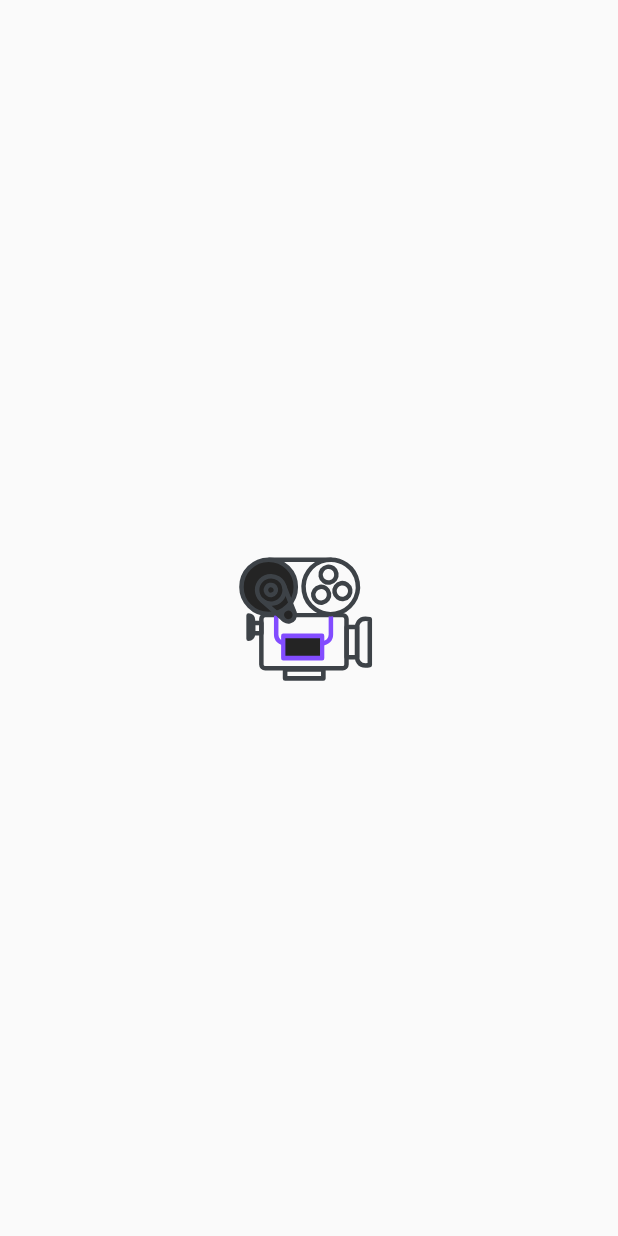
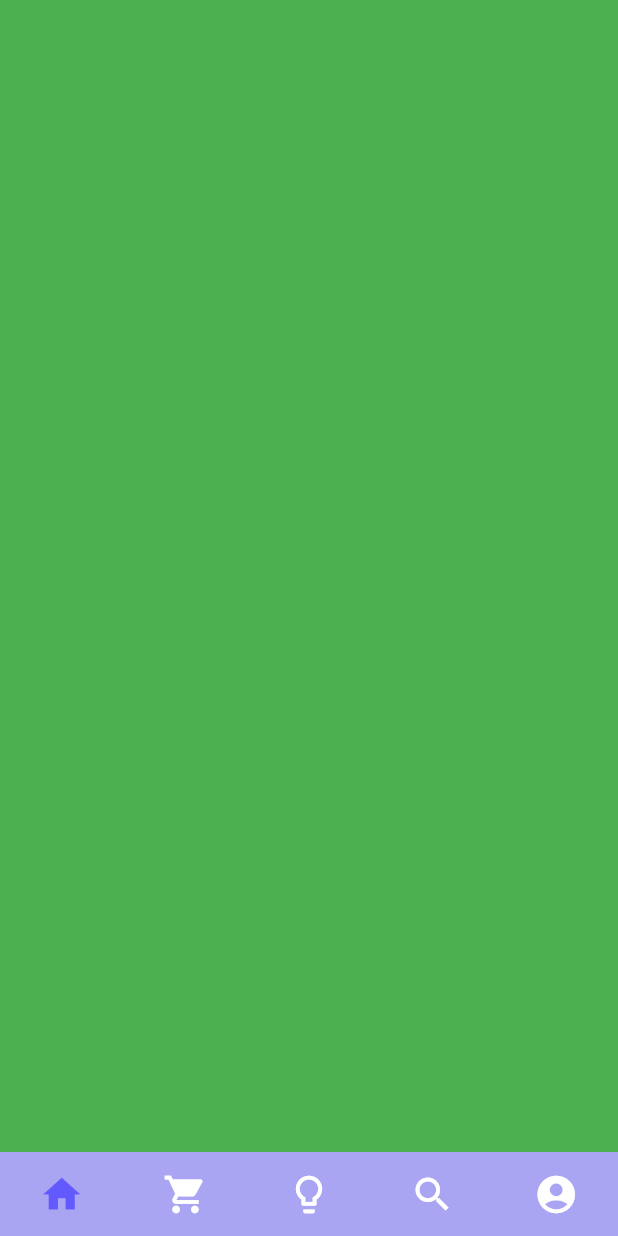
Before and after one commit to FlutterCyber/movie_streaming_app, a Flutter app: the screen it shows after launch, on a phone screen of 412 x 824 dp. Run offline on Flutter 3.47's test engine with Material 2 defaults, Android fonts, the phone set to English and light mode, and no system bars; drawn by our look-alikes of custom_navigation_bar; our stand-ins replace lottie.

Commit message:
Commit Zamon 22:35

```diff
--- a/lib/main.dart
+++ b/lib/main.dart
@@ -1,5 +1,8 @@
 import 'package:flutter/material.dart';
+import 'package:movie_streaming_app/pages/home_page.dart';
 import 'package:movie_streaming_app/pages/lottie_page.dart';
+import 'package:movie_streaming_app/pages/navbar_pages/home.dart';
+import 'package:movie_streaming_app/pages/navbar_pages/playlist.dart';
 
 void main() {
   runApp(const MyApp());
@@ -15,7 +18,12 @@ class MyApp extends StatelessWidget {
       theme: ThemeData(
         primarySwatch: Colors.blue,
       ),
-      home: LottiePage(),
+      home: const HomePage(),
+      routes: {
+        HomePage.id: (context) => const HomePage(),
+        HomeScreen.id: (context) => const HomeScreen(),
+        PlaylistPage.id: (context) => const PlaylistPage(),
+      },
     );
   }
 }
--- a/lib/pages/home_page.dart
+++ b/lib/pages/home_page.dart
@@ -1,3 +1,4 @@
+import 'package:custom_navigation_bar/custom_navigation_bar.dart';
 import 'package:flutter/material.dart';
 
 class HomePage extends StatefulWidget {
@@ -10,14 +11,48 @@ class HomePage extends StatefulWidget {
 }
 
 class _HomePageState extends State<HomePage> {
+  int currentIndex = 0;
+
   @override
   Widget build(BuildContext context) {
     return Scaffold(
       backgroundColor: Colors.green,
-      body: Center(
-        child: Text("Home Page",style: TextStyle(color: Colors.black),),
-      ),
+      body: CustomScrollView(),
+      bottomNavigationBar: navbar(),
     );
+  }
 
+  Widget navbar() {
+    return CustomNavigationBar(
+      elevation: 0.0,
+      iconSize: 30.0,
+      selectedColor: Color(0xff625aff),
+      strokeColor: Color(0xff625aff),
+      unSelectedColor: Colors.white,
+      backgroundColor: Color(0xffa9a5f2),
+      items: [
+        CustomNavigationBarItem(
+          icon: Icon(Icons.home),
+        ),
+        CustomNavigationBarItem(
+          icon: Icon(Icons.shopping_cart),
+        ),
+        CustomNavigationBarItem(
+          icon: Icon(Icons.lightbulb_outline),
+        ),
+        CustomNavigationBarItem(
+          icon: Icon(Icons.search),
+        ),
+        CustomNavigationBarItem(
+          icon: Icon(Icons.account_circle),
+        ),
+      ],
+      currentIndex: currentIndex,
+      onTap: (index) {
+        setState(() {
+          currentIndex = index;
+        });
+      },
+    );
   }
 }
--- a/pubspec.yaml
+++ b/pubspec.yaml
@@ -37,6 +37,9 @@ dependencies:
   # Use with the CupertinoIcons class for iOS style icons.
   cupertino_icons: ^1.0.2
   lottie: ^1.4.3
+  custom_navigation_bar: ^0.8.2
+
+
 
 dev_dependencies:
   flutter_test:
```
Also changed, not shown: lib/pages/navbar_pages/account_page.dart (added, +28 -0 lines), lib/pages/navbar_pages/home.dart (added, +16 -0 lines), lib/pages/navbar_pages/other_page.dart (added, +28 -0 lines), lib/pages/navbar_pages/playlist.dart (added, +17 -0 lines), pubspec.lock.
